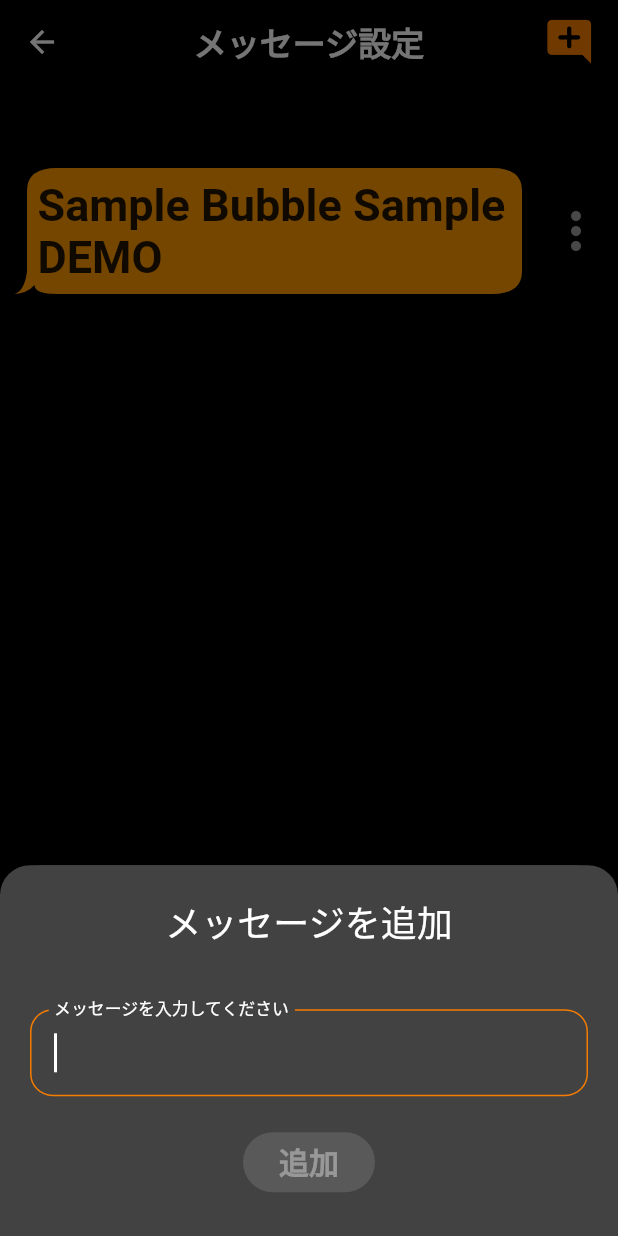
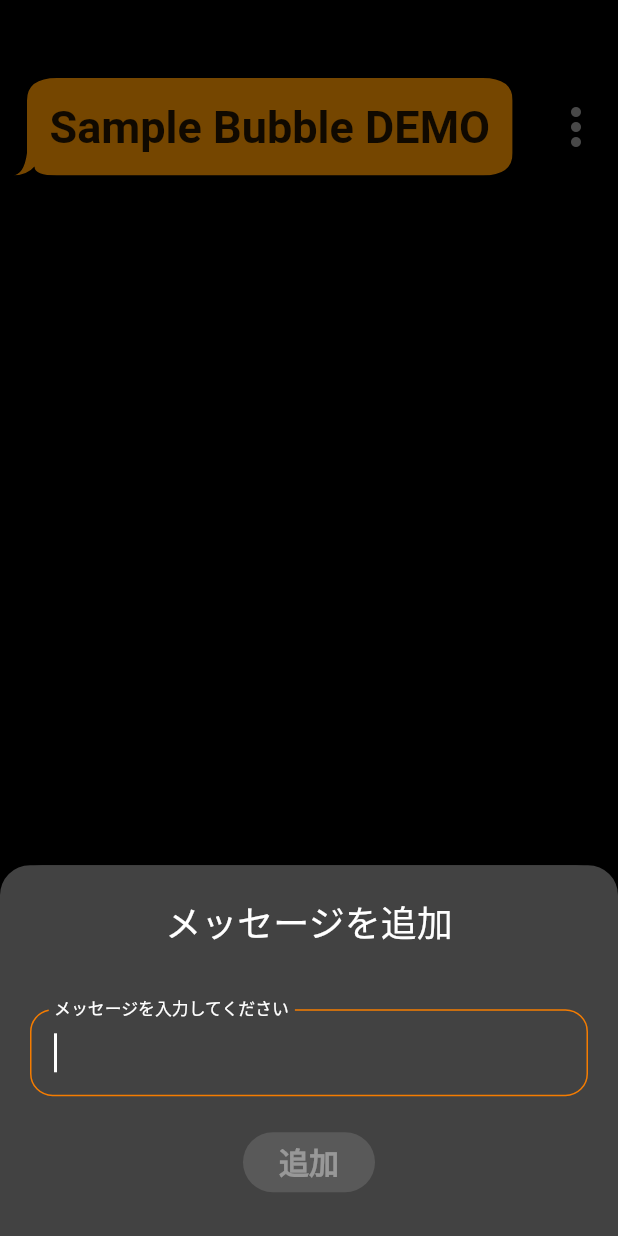
Before and after one commit to Akihi-Sumi/GraduateProject, a Flutter app: the EditMessagePage screen opened directly, after a tap on the "add comment" icon, on a phone screen of 412 x 824 dp. Run offline on Flutter 3.47's test engine with Material 2 defaults, Android fonts, the phone set to English and light mode, and no system bars; our stand-ins replace auto_route, firebase_auth, firebase_core, qr_flutter; missing offline and left inert: qr_code_scanner; accounts and stored records are empty.

```diff
--- a/lib/router/app_router.dart
+++ b/lib/router/app_router.dart
@@ -67,15 +67,28 @@ class AppRouter extends _$AppRouter {
             AutoRoute(
               path: 'settings',
               page: SettingsRouterRoute.page,
+              title: (ctx, _) => '設定',
               children: [
                 AutoRoute(
                   page: SettingsScreenRoute.page,
                   title: (ctx, _) => '設定',
                 ),
-                AutoRoute(page: EditMessageRoute.page),
-                AutoRoute(page: AddressRoute.page),
-                AutoRoute(page: SurvivalKitRoute.page),
-                AutoRoute(page: MyRoute.page),
+                AutoRoute(
+                  page: EditMessageRoute.page,
+                  title: (ctx, _) => 'メッセージ設定',
+                ),
+                AutoRoute(
+                  page: AddressRoute.page,
+                  title: (ctx, _) => '連絡先',
+                ),
+                AutoRoute(
+                  page: SurvivalKitRoute.page,
+                  title: (ctx, _) => '防災グッズチェックリスト',
+                ),
+                AutoRoute(
+                  page: MyRoute.page,
+                  title: (ctx, _) => '個人設定',
+                ),
               ],
             ),
           ],
--- a/lib/ui/settings/address.dart
+++ b/lib/ui/settings/address.dart
@@ -66,7 +66,7 @@ class _AddressPageState extends State<AddressPage>
                     context,
                     CupertinoPageRoute(
                       builder: (context) {
-                        return QrReader();
+                        return QRViewExample();
                       },
                     ),
                   );
--- a/lib/ui/settings/edit_message.dart
+++ b/lib/ui/settings/edit_message.dart
@@ -31,52 +31,6 @@ class _EditMessagePageState extends State<EditMessagePage>
       onTap: () => _animationController.reverse(),
       child: Scaffold(
         resizeToAvoidBottomInset: false,
-        appBar: PreferredSize(
-          preferredSize: Size.fromHeight(60),
-          child: AppBar(
-            backgroundColor: Colors.black,
-            title: const Text(
-              "メッセージ設定",
-              style: TextStyle(
-                fontSize: 22,
-                fontWeight: FontWeight.w600,
-              ),
-            ),
-            centerTitle: true,
-            actions: [
-              IconButton(
-                padding: EdgeInsets.only(right: 15),
-                icon: Icon(
-                  Icons.add_comment_rounded,
-                  size: 35,
-                  color: Color(0xFFF57C00),
-                ),
-                onPressed: () => {
-                  showModalBottomSheet(
-                    context: context,
-                    isScrollControlled: true,
-                    builder: (BuildContext context) {
-                      return Container(
-                        decoration: BoxDecoration(
-                          color: Color(0xFF424242),
-                          borderRadius: BorderRadius.only(
-                            topLeft: Radius.circular(20),
-                            topRight: Radius.circular(20),
-                          ),
-                        ),
-                        child: ModalWindow(
-                          title: "メッセージを追加",
-                          tfLabel: "メッセージを入力してください",
-                          btnLabel: "追加",
-                        ),
-                      );
-                    },
-                  ),
-                },
-              )
-            ],
-          ),
-        ),
         body:
             //Column(
             //mainAxisAlignment: MainAxisAlignment.center,
@@ -87,7 +41,7 @@ class _EditMessagePageState extends State<EditMessagePage>
             children: <Widget>[
               Expanded(
                 child: Message(
-                  text: "Sample Bubble Sample DEMO",
+                  text: "Sample Bubble DEMO",
                   isSender: false,
                 ),
               ),
@@ -97,6 +51,36 @@ class _EditMessagePageState extends State<EditMessagePage>
           //)
           //],
         ),
+        floatingActionButton: FloatingActionButton(
+          onPressed: () {
+            showModalBottomSheet(
+              context: context,
+              isScrollControlled: true,
+              builder: (BuildContext context) {
+                return Container(
+                  decoration: BoxDecoration(
+                    color: Color(0xFF424242),
+                    borderRadius: BorderRadius.only(
+                      topLeft: Radius.circular(20),
+                      topRight: Radius.circular(20),
+                    ),
+                  ),
+                  child: ModalWindow(
+                    title: "メッセージを追加",
+                    tfLabel: "メッセージを入力してください",
+                    btnLabel: "追加",
+                  ),
+                );
+              },
+            );
+          },
+          backgroundColor: Colors.white,
+          child: Icon(
+            Icons.add_comment_rounded,
+            color: Colors.orange[700],
+            size: 40,
+          ),
+        ),
       ),
     );
   }
--- a/lib/ui/settings/qr/qr_gene.dart
+++ b/lib/ui/settings/qr/qr_gene.dart
@@ -9,10 +9,10 @@ class QrCodeScreen extends StatelessWidget {
     const String qrData = '名前: name\nメールアドレス: email'; // QRコードにエンコードするテキスト
 
     return Scaffold(
-      appBar: AppBar(
-        title: const Text("QRコード"),
-        backgroundColor: Colors.orange.shade700,
-      ),
+      // appBar: AppBar(
+      //   title: const Text("QRコード"),
+      //   backgroundColor: Colors.orange.shade700,
+      // ),
       body: Center(
         child: Column(
           mainAxisAlignment: MainAxisAlignment.center,
--- a/lib/widget/message.dart
+++ b/lib/widget/message.dart
@@ -1,4 +1,5 @@
 import 'package:flutter/material.dart';
+import 'package:graduate_app/widget/myAlertDialog.dart';
 
 class Message extends StatelessWidget {
   final bool isSender;
@@ -26,7 +27,17 @@ class Message extends StatelessWidget {
     return GestureDetector(
       onTap: isSender
           ? () {
-              print("タップで動きを実装する");
+              showDialog<void>(
+                context: context,
+                builder: (BuildContext context) {
+                  return MyAlertDialog(
+                    title: "メッセージを送信しますか？",
+                    txt_cancel: "キャンセル",
+                    txt_ok: "送信",
+                    txt_snack: "メッセージを送信しました",
+                  );
+                },
+              );
             }
           : null,
       child: Align(
@@ -43,7 +54,7 @@ class Message extends StatelessWidget {
               constraints: BoxConstraints(
                 maxWidth: MediaQuery.of(context).size.width * .8,
               ),
-              margin: const EdgeInsets.fromLTRB(17, 7, 7, 7),
+              margin: const EdgeInsets.fromLTRB(25, 15, 15, 15),
               child: Stack(
                 children: <Widget>[
                   Padding(
```
Also changed, not shown: lib/ui/home_screen.dart (+8 -25 lines), lib/ui/settings/mypage.dart (+0 -11 lines), lib/ui/settings/qr/qr_scanner.dart (+17 -16 lines), lib/ui/settings/survival_kit.dart (+0 -22 lines), lib/widget/myAlertDialog.dart (added, +91 -0 lines), lib/widget/popup_menu_button.dart (+16 -2 lines).
